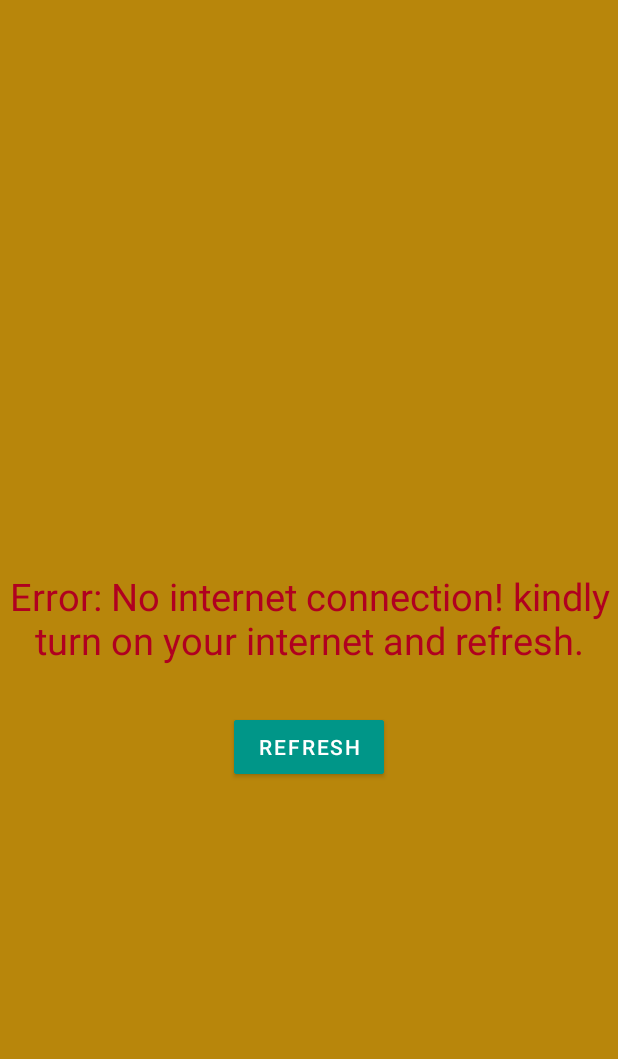
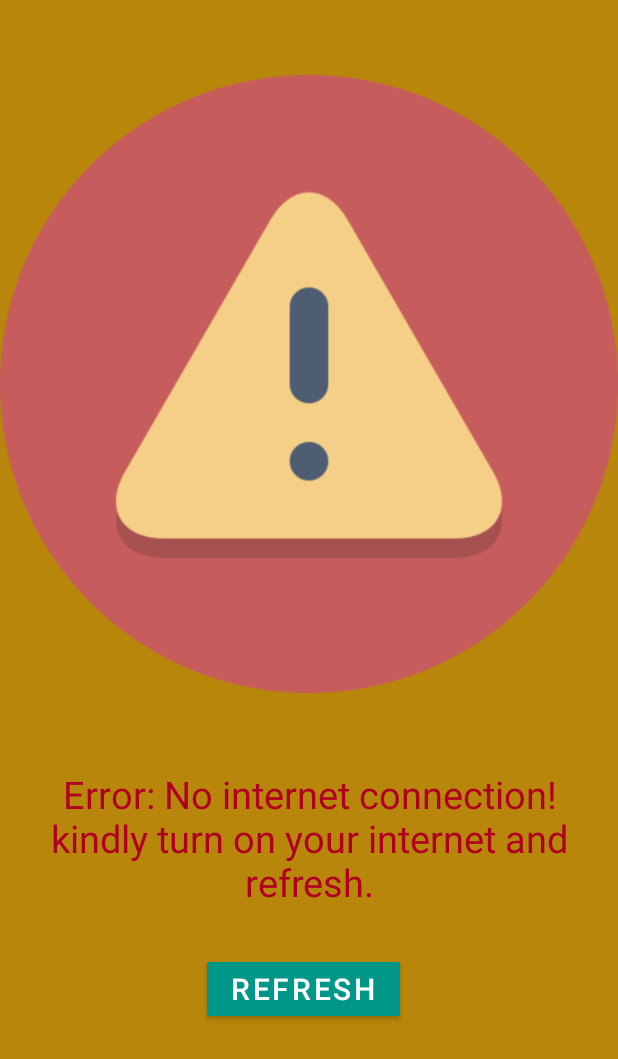
Before and after one commit to Alexisbryann/Kuku, an Android app: the layout activity_no_internet.xml on its own in the app's theme, with its tools: preview values and no code run, on a phone screen of 412 x 824 dp. Shown: the top 1059 px of the screen. Run offline under Robolectric (Android 15) with nearby library versions, the phone set to English and light mode, and no system bars.

Commit message:
No internet

```diff
--- a/app/src/main/res/layout/activity_no_internet.xml
+++ b/app/src/main/res/layout/activity_no_internet.xml
@@ -14,14 +14,15 @@
         android:layout_centerHorizontal="true"
         android:layout_centerVertical="true"
         android:layout_gravity="center_horizontal"
+        android:layout_marginStart="8dp"
+        android:layout_marginEnd="8dp"
         android:gravity="center"
         android:text="@string/error_no_internet_connection"
         android:textColor="@color/design_default_color_error"
         android:textSize="25sp"
-        app:layout_constraintBottom_toBottomOf="parent"
         app:layout_constraintEnd_toEndOf="parent"
         app:layout_constraintStart_toStartOf="parent"
-        app:layout_constraintTop_toTopOf="parent" />
+        app:layout_constraintTop_toBottomOf="@+id/imageView" />
 
     <com.google.android.material.button.MaterialButton
         android:id="@+id/btn_refresh"
@@ -30,10 +31,21 @@
         android:layout_marginTop="30dp"
         android:backgroundTint="@color/colorTeal"
         android:text="@string/refresh"
+        android:textSize="20sp"
         app:cornerRadius="2dp"
         app:layout_constraintEnd_toEndOf="@+id/no_internet_connection_text"
         app:layout_constraintStart_toStartOf="parent"
         app:layout_constraintTop_toBottomOf="@+id/no_internet_connection_text"
         app:rippleColor="@color/colorGreen"
         app:strokeColor="@color/colorAccent" />
+
+    <ImageView
+        android:id="@+id/imageView"
+        android:layout_width="0dp"
+        android:layout_height="wrap_content"
+        android:contentDescription="@string/error_image"
+        app:layout_constraintEnd_toEndOf="parent"
+        app:layout_constraintStart_toStartOf="parent"
+        app:layout_constraintTop_toTopOf="parent"
+        app:srcCompat="@drawable/caution" />
 </androidx.constraintlayout.widget.ConstraintLayout>
--- a/app/src/main/res/values/strings.xml
+++ b/app/src/main/res/values/strings.xml
@@ -74,4 +74,5 @@
     <string name="app_navigation">APP NAVIGATION</string>
     <string name="error_no_internet_connection">Error: No internet connection! kindly turn on your internet and refresh.</string>
     <string name="refresh">refresh</string>
+    <string name="error_image">error image</string>
 </resources>
```
Also changed, not shown: app/src/main/res/drawable/caution.png (added).
